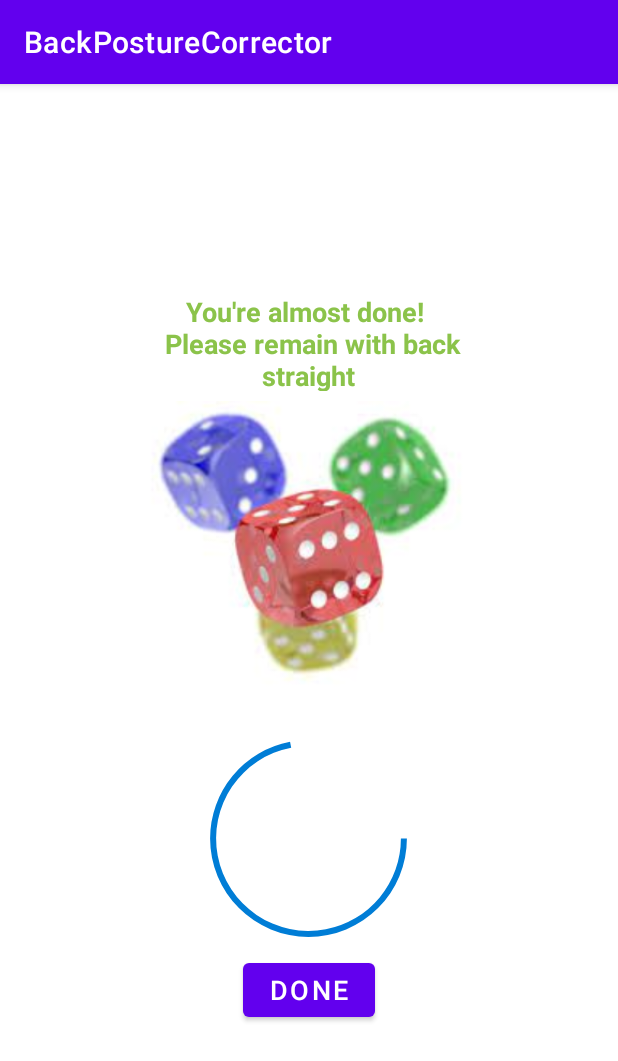
After one commit to patriciadamian/BackPostureCorrectorAndroid, an Android app: the StraightBackCalibrationActivity screen opened directly, with no data from a screen before it, on a phone screen of 412 x 824 dp. The commit adds this screen. Shown: the top 1061 px of the screen. Run offline under Robolectric (Android 15) with nearby library versions, the phone set to English and light mode, and no system bars.

Commit message:
Created activities for calibration

```diff
--- a/app/src/main/AndroidManifest.xml
+++ b/app/src/main/AndroidManifest.xml
@@ -18,6 +18,12 @@
         <activity android:name="com.example.backposturecorrector.register.RegisterError" />
         <activity android:name="com.example.backposturecorrector.login.LoginErrorActivity" />
         <activity android:name="com.example.backposturecorrector.user.profile.UserFormActivity" />
+        <activity android:name="com.example.backposturecorrector.calibration.StartCalibrationActivity" />
+        <activity android:name="com.example.backposturecorrector.calibration.RightHandCalibrationActivity" />
+        <activity android:name="com.example.backposturecorrector.calibration.LeftHandCalibrationActivity" />
+        <activity android:name="com.example.backposturecorrector.calibration.StraightBackCalibrationActivity" />
+        <activity android:name="com.example.backposturecorrector.calibration.EndCalibrationActivity" />
+        <activity android:name="com.example.backposturecorrector.TestActivity" />
         <activity android:name="com.example.backposturecorrector.login.LoginActivity">
             <intent-filter>
                 <action android:name="android.intent.action.MAIN" />
--- a/app/src/main/java/com/example/backposturecorrector/Session.java
+++ b/app/src/main/java/com/example/backposturecorrector/Session.java
@@ -6,6 +6,8 @@ import com.auth0.android.jwt.JWT;
 public class Session {
 
     public static String TOKEN;
+    public static boolean IS_USER_PROFILE_COMPLETE = false;
+    public static boolean IS_CALIBRATION_COMPLETE = false;
 
     public static long getId() {
         JWT parsedJWT = new JWT(TOKEN);
--- /dev/null
+++ b/app/src/main/java/com/example/backposturecorrector/calibration/RightHandCalibrationActivity.java
@@ -0,0 +1,61 @@
+package com.example.backposturecorrector.calibration;
+
+import android.content.Intent;
+import android.os.Bundle;
+import android.os.Handler;
+import android.view.View;
+import android.widget.Button;
+import android.widget.ProgressBar;
+
+import androidx.appcompat.app.AppCompatActivity;
+
+import com.example.backposturecorrector.R;
+
+public class RightHandCalibrationActivity extends AppCompatActivity implements View.OnClickListener {
+
+    private ProgressBar progressBar;
+    private Button nextButton;
+    private Handler mHandler;
+    private int progressInt = 0;
+
+    @Override
+    protected void onCreate(Bundle savedInstanceState) {
+        super.onCreate(savedInstanceState);
+        setContentView(R.layout.activity_calibration_right);
+
+        nextButton = findViewById(R.id.buttonNextRight);
+        nextButton.setOnClickListener(v ->
+                startActivity(new Intent(getApplicationContext(), LeftHandCalibrationActivity.class)));
+
+        progressBar = findViewById(R.id.progressBar);
+        progressBar.setProgress(0);
+        mHandler = new Handler();
+        runnable.run();
+
+    }
+
+    Runnable runnable = () -> {
+        try {
+            updateProgress();
+        } catch (Exception ignored) {
+
+        }
+    };
+
+    private void updateProgress() {
+        progressInt += 1;
+        if (progressInt < 101) {
+            progressBar.setProgress(progressInt);
+            mHandler.postDelayed(runnable, progressInt);
+        } else {
+            mHandler.removeCallbacksAndMessages(null);
+            throw new IllegalArgumentException();
+        }
+    }
+
+    @Override
+    public void onClick(View view) {
+
+    }
+
+}
--- /dev/null
+++ b/app/src/main/java/com/example/backposturecorrector/calibration/StraightBackCalibrationActivity.java
@@ -0,0 +1,65 @@
+package com.example.backposturecorrector.calibration;
+
+import android.content.Intent;
+import android.os.Bundle;
+import android.os.Handler;
+import android.view.View;
+import android.widget.Button;
+import android.widget.ProgressBar;
+
+import androidx.appcompat.app.AppCompatActivity;
+
+import com.example.backposturecorrector.R;
+import com.example.backposturecorrector.TestActivity;
+
+import static com.example.backposturecorrector.Session.IS_CALIBRATION_COMPLETE;
+
+public class StraightBackCalibrationActivity extends AppCompatActivity implements View.OnClickListener {
+
+    private ProgressBar progressBar;
+    private Button doneButton;
+    private Handler mHandler;
+    private int progressInt = 0;
+
+    @Override
+    protected void onCreate(Bundle savedInstanceState) {
+        super.onCreate(savedInstanceState);
+        setContentView(R.layout.activity_calibration_straight);
+
+        doneButton = findViewById(R.id.buttonDone);
+        doneButton.setOnClickListener(v -> {
+            IS_CALIBRATION_COMPLETE = true;
+            startActivity(new Intent(getApplicationContext(), EndCalibrationActivity.class));
+        });
+
+        progressBar = findViewById(R.id.progressBar);
+        progressBar.setProgress(0);
+        mHandler = new Handler();
+        runnable.run();
+
+    }
+
+    Runnable runnable = () -> {
+        try {
+            updateProgress();
+        } catch (Exception ignored) {
+
+        }
+    };
+
+    private void updateProgress() {
+        progressInt += 1;
+        if (progressInt < 101) {
+            progressBar.setProgress(progressInt);
+            mHandler.postDelayed(runnable, progressInt);
+        } else {
+            mHandler.removeCallbacksAndMessages(null);
+            throw new IllegalArgumentException();
+        }
+    }
+
+    @Override
+    public void onClick(View view) {
+
+    }
+}
--- /dev/null
+++ b/app/src/main/res/drawable/circle.xml
@@ -0,0 +1,10 @@
+<?xml version="1.0" encoding="utf-8"?>
+<shape xmlns:android="http://schemas.android.com/apk/res/android"
+    android:shape="ring"
+    android:innerRadiusRatio="2.5"
+    android:thickness="4dp"
+    android:useLevel="true">
+
+    <solid android:color="#007DD6" />
+
+</shape>
--- /dev/null
+++ b/app/src/main/res/layout/activity_calibration_straight.xml
@@ -0,0 +1,68 @@
+<?xml version="1.0" encoding="utf-8"?>
+<androidx.constraintlayout.widget.ConstraintLayout xmlns:android="http://schemas.android.com/apk/res/android"
+    android:layout_width="match_parent"
+    android:layout_height="match_parent"
+    xmlns:app="http://schemas.android.com/apk/res-auto"
+    xmlns:tools="http://schemas.android.com/tools"
+    tools:context=".calibration.LeftHandCalibrationActivity">
+
+    <LinearLayout
+        android:layout_width="match_parent"
+        android:layout_height="match_parent"
+        android:layout_gravity="center"
+        android:gravity="center"
+        android:orientation="vertical"
+        android:padding="40dp"
+        tools:context=".calibration.Stra">
+
+        <TextView
+            android:layout_width="231dp"
+            android:layout_height="65dp"
+            android:text="You're almost done! \n Please remain with back straight"
+            android:textColor="#8BC34A"
+            android:textSize="18dp"
+            android:textAlignment="center"
+            android:textStyle="bold"
+            tools:ignore="MissingConstraints"
+            tools:layout_editor_absoluteX="90dp"
+            tools:layout_editor_absoluteY="42dp"
+            android:gravity="center_horizontal" />
+
+        <ImageView
+            android:id="@+id/imageView"
+            android:layout_width="278dp"
+            android:layout_height="221dp"
+            app:srcCompat="@drawable/index"
+            tools:ignore="MissingConstraints"
+            tools:layout_editor_absoluteX="66dp"
+            tools:layout_editor_absoluteY="188dp" />
+
+        <ProgressBar
+            android:id="@+id/progressBar"
+            style="?android:progressBarStyleHorizontal"
+            android:layout_width="154dp"
+            android:layout_height="154dp"
+            android:progress="0"
+            android:progressDrawable="@drawable/circle"
+            app:layout_constraintBottom_toBottomOf="parent"
+            app:layout_constraintLeft_toLeftOf="parent"
+            app:layout_constraintRight_toRightOf="parent"
+            app:layout_constraintTop_toTopOf="parent"
+            app:layout_constraintVertical_bias="0.457" />
+
+        <Button
+            android:id="@+id/buttonDone"
+            android:layout_width="wrap_content"
+            android:layout_height="wrap_content"
+            android:layout_gravity="center"
+            android:clickable="true"
+            android:gravity="center"
+            android:text="Done"
+            android:textSize="18sp"
+            tools:ignore="MissingConstraints"
+            tools:layout_editor_absoluteX="161dp"
+            tools:layout_editor_absoluteY="601dp"
+            android:focusable="true" />
+    </LinearLayout>
+
+</androidx.constraintlayout.widget.ConstraintLayout>
```
Also changed, not shown: app/src/main/java/com/example/backposturecorrector/TestActivity.java (added, +15 -0 lines), app/src/main/java/com/example/backposturecorrector/calibration/EndCalibrationActivity.java (added, +31 -0 lines), app/src/main/java/com/example/backposturecorrector/calibration/LeftHandCalibrationActivity.java (added, +60 -0 lines), app/src/main/java/com/example/backposturecorrector/calibration/StartCalibrationActivity.java (added, +31 -0 lines), app/src/main/java/com/example/backposturecorrector/login/LoginActivity.java (+11 -2 lines), app/src/main/java/com/example/backposturecorrector/user/profile/UserFormActivity.java (+10 -2 lines), app/src/main/res/layout/activity_calibration_end.xml (added, +50 -0 lines), app/src/main/res/layout/activity_calibration_left.xml (added, +68 -0 lines), app/src/main/res/layout/activity_calibration_right.xml (added, +66 -0 lines), app/src/main/res/layout/activity_calibration_start.xml (added, +50 -0 lines), app/src/main/res/layout/activity_test.xml (added, +17 -0 lines), app/src/main/res/drawable/index.png (added).
